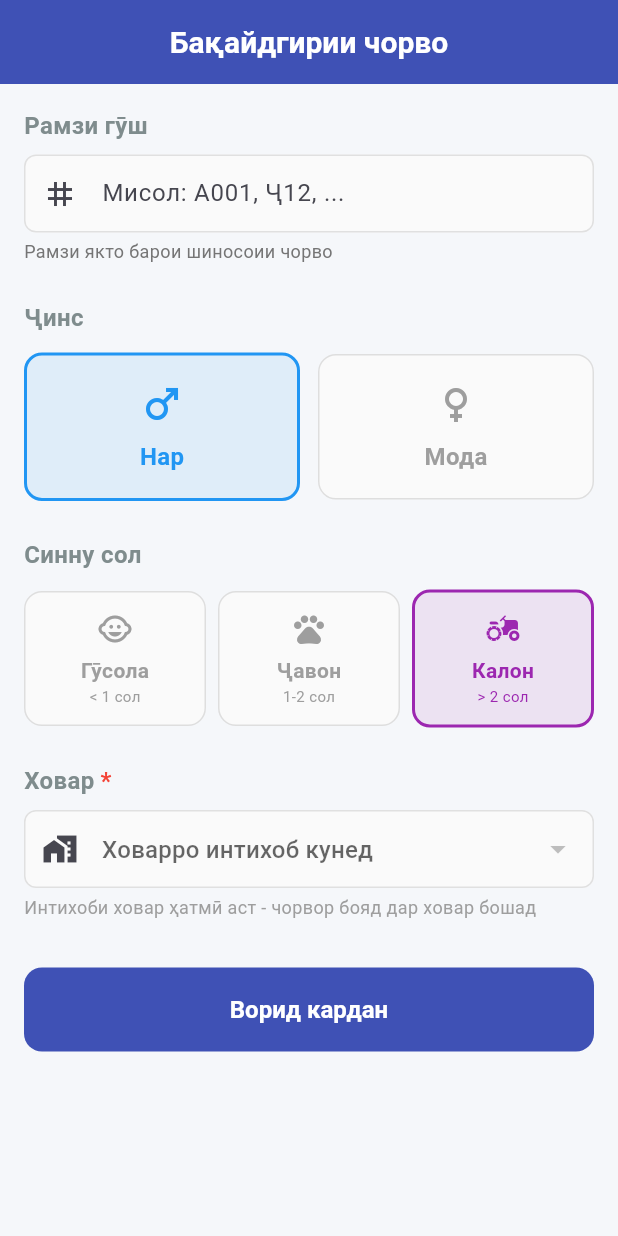
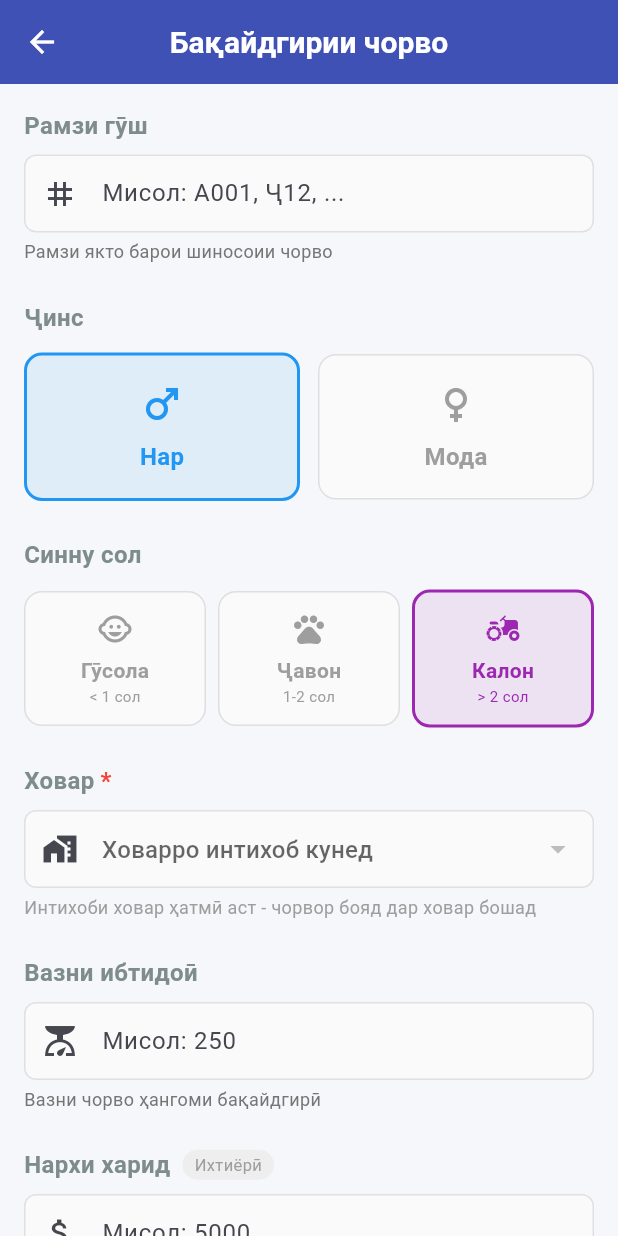
Before and after one commit to IBROHIM-PRO/farm_deb, a Flutter app: the AddCattleRegistryScreen screen opened directly, on a phone screen of 412 x 824 dp. Run offline on Flutter 3.47's test engine with Material 3 defaults, Android fonts, the phone set to English and light mode, and no system bars; our stand-ins replace shared_preferences, sqflite; accounts and stored records are empty.

Commit message:
ворид кардани малуомти чорво ва

```diff
--- a/lib/screens/cattle_registry/add_cattle_registry_screen.dart
+++ b/lib/screens/cattle_registry/add_cattle_registry_screen.dart
@@ -3,6 +3,8 @@
 import '../../providers/cattle_registry_provider.dart';
 import '../../providers/barn_provider.dart';
 import '../../models/cattle_registry.dart';
+import '../../models/cattle_purchase.dart';
+import '../../models/cattle_weight.dart';
 import '../../models/barn.dart';
 import '../../theme/app_theme.dart';
 
@@ -18,6 +20,8 @@
 class _AddCattleRegistryScreenState extends State<AddCattleRegistryScreen> {
   final _formKey = GlobalKey<FormState>();
   final _earTagController = TextEditingController();
+  final _initialWeightController = TextEditingController();
+  final _purchasePriceController = TextEditingController();
 
   CattleGender _selectedGender = CattleGender.male;
   AgeCategory _selectedAgeCategory = AgeCategory.adult;
@@ -33,6 +37,14 @@
     WidgetsBinding.instance.addPostFrameCallback((_) {
       context.read<BarnProvider>().loadBarns();
     });
+  }
+
+  @override
+  void dispose() {
+    _earTagController.dispose();
+    _initialWeightController.dispose();
+    _purchasePriceController.dispose();
+    super.dispose();
   }
 
   @override
@@ -68,6 +80,16 @@
 
               // Barn Selection (Required)
               _buildBarnSelectionSection(),
+
+              const SizedBox(height: 24),
+
+              // Initial Weight Input
+              _buildInitialWeightSection(),
+
+              const SizedBox(height: 24),
+
+              // Purchase Price Input (Optional)
+              _buildPurchasePriceSection(),
 
               const SizedBox(height: 32),
 
@@ -382,6 +404,117 @@
   );
 }
 
+  Widget _buildInitialWeightSection() {
+    return Column(
+      crossAxisAlignment: CrossAxisAlignment.start,
+      children: [
+        const Text(
+          'Вазни ибтидоӣ',
+          style: TextStyle(
+            fontSize: 16,
+            fontWeight: FontWeight.bold,
+          ),
+        ),
+        const SizedBox(height: 8),
+        TextFormField(
+          controller: _initialWeightController,
+          decoration: InputDecoration(
+            hintText: 'Мисол: 250',
+            suffixText: 'кг',
+            prefixIcon: const Icon(Icons.scale),
+            border: OutlineInputBorder(
+              borderRadius: BorderRadius.circular(12),
+            ),
+            filled: true,
+            fillColor: Colors.grey[50],
+          ),
+          keyboardType: const TextInputType.numberWithOptions(decimal: true),
+          validator: (value) {
+            if (value?.trim().isEmpty == true) {
+              return 'Вазни ибтидоӣ зарур аст';
+            }
+            final weight = double.tryParse(value!);
+            if (weight == null || weight <= 0) {
+              return 'Вазни дурустро ворид кунед';
+            }
+            return null;
+          },
+        ),
+        const SizedBox(height: 4),
+        Text(
+          'Вазни чорво ҳангоми бақайдгирӣ',
+          style: TextStyle(
+            fontSize: 12,
+            color: Colors.grey[600],
+          ),
+        ),
+      ],
+    );
+  }
+
+  Widget _buildPurchasePriceSection() {
+    return Column(
+      crossAxisAlignment: CrossAxisAlignment.start,
+      children: [
+        Row(
+          children: [
+            const Text(
+              'Нархи харид',
+              style: TextStyle(
+                fontSize: 16,
+                fontWeight: FontWeight.bold,
+              ),
+            ),
+            const SizedBox(width: 8),
+            Container(
+              padding: const EdgeInsets.symmetric(horizontal: 8, vertical: 2),
+              decoration: BoxDecoration(
+                color: Colors.grey[200],
+                borderRadius: BorderRadius.circular(12),
+              ),
+              child: const Text(
+                'Ихтиёрӣ',
+                style: TextStyle(fontSize: 11, color: Colors.grey),
+              ),
+            ),
+          ],
+        ),
+        const SizedBox(height: 8),
+        TextFormField(
+          controller: _purchasePriceController,
+          decoration: InputDecoration(
+            hintText: 'Мисол: 5000',
+            suffixText: 'TJS',
+            prefixIcon: const Icon(Icons.attach_money),
+            border: OutlineInputBorder(
+              borderRadius: BorderRadius.circular(12),
+            ),
+            filled: true,
+            fillColor: Colors.grey[50],
+          ),
+          keyboardType: const TextInputType.numberWithOptions(decimal: true),
+          validator: (value) {
+            if (value?.trim().isNotEmpty == true) {
+              final price = double.tryParse(value!);
+              if (price == null || price < 0) {
+                return 'Нархи дурустро ворид кунед';
+              }
+            }
+            return null;
+          },
+        ),
+        const SizedBox(height: 4),
+        Text(
+          'Агар харида бошад, нархи харидро ворид кунед',
+          style: TextStyle(
+            fontSize: 12,
+            color: Colors.grey[600],
+          ),
+        ),
+      ],
+    );
+  }
+
 
   Widget _buildRegisterButton() {
     return SizedBox(
@@ -431,7 +564,34 @@
           registrationDate: _registrationDate,
         );
 
-        await context.read<CattleRegistryProvider>().addCattleToRegistry(cattle);
+        final cattleId = await context.read<CattleRegistryProvider>().addCattleToRegistry(cattle);
+
+        // Add initial weight record
+        if (_initialWeightController.text.trim().isNotEmpty && cattleId != null) {
+          final initialWeight = double.parse(_initialWeightController.text.trim());
+          final weightRecord = CattleWeight(
+            cattleId: cattleId,
+            measurementDate: _registrationDate,
+            weight: initialWeight,
+            notes: 'Вазни ибтидоӣ ҳангоми бақайдгирӣ',
+          );
+          await context.read<CattleRegistryProvider>().addCattleWeight(weightRecord);
+        }
+
+        // Add purchase record if price is provided
+        if (_purchasePriceController.text.trim().isNotEmpty && cattleId != null) {
+          final purchasePrice = double.parse(_purchasePriceController.text.trim());
+          final initialWeight = double.parse(_initialWeightController.text.trim());
+          final purchaseRecord = CattlePurchase(
+            cattleId: cattleId,
+            purchaseDate: _registrationDate,
+            weightAtPurchase: initialWeight,
+            totalPrice: purchasePrice,
+            currency: 'TJS',
+            notes: 'Харид ҳангоми бақайдгирӣ',
+          );
+          await context.read<CattleRegistryProvider>().addCattlePurchase(purchaseRecord);
+        }
 
         // Reload barn provider to update cattle counts
         if (_selectedBarnId != null && mounted) {
@@ -465,10 +625,4 @@
       }
     }
   }
-
-  @override
-  void dispose() {
-    _earTagController.dispose();
-    super.dispose();
-  }
 }
```
Also changed, not shown: lib/screens/cattle_registry/cattle_registry_screen.dart (added, +421 -0 lines).
